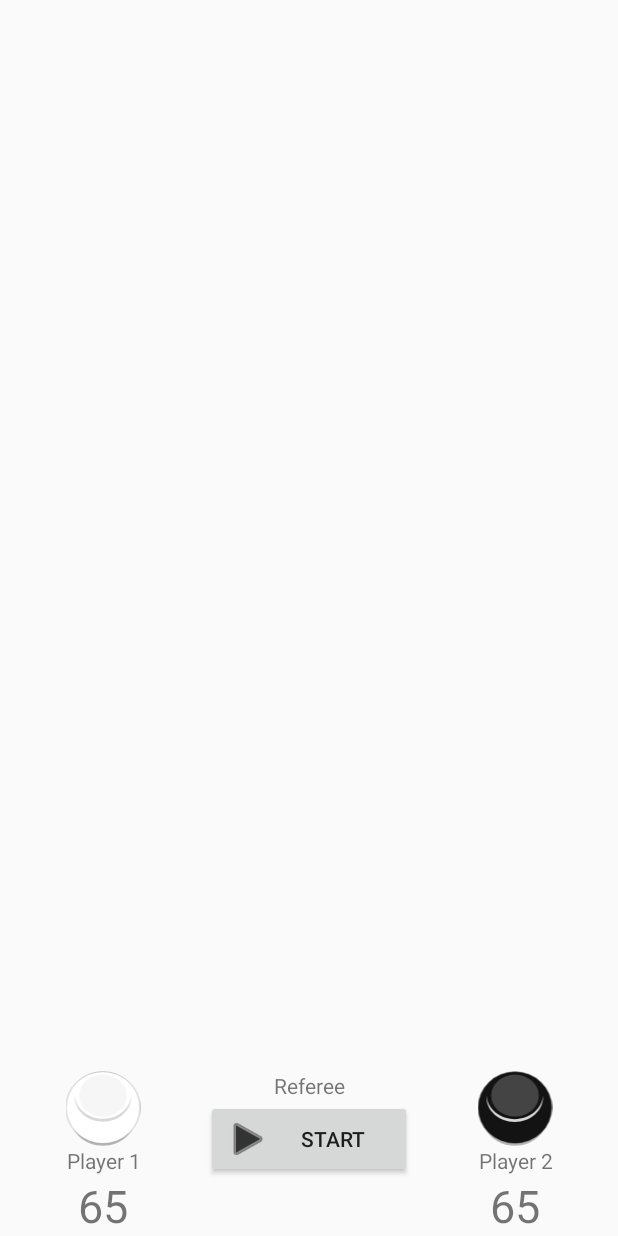
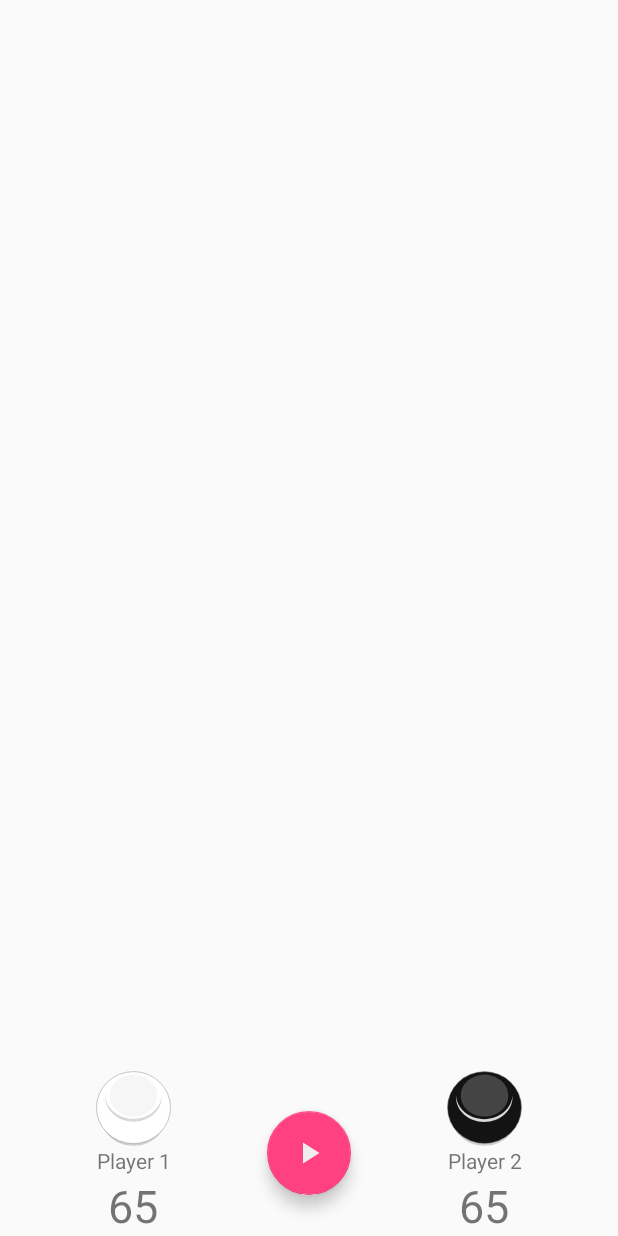
Before and after one commit to Entreco/reversi-wars, an Android app: the layout score_view.xml on its own in the app's theme, with its tools: preview values and no code run, on a phone screen of 412 x 824 dp. Run offline under Robolectric (Android 15) with nearby library versions, the phone set to English and light mode, and no system bars.

Commit message:
Ui Tweaks

```diff
--- a/Reversi/app/src/main/java/nl/entreco/reversi/model/GameCallback.java
+++ b/Reversi/app/src/main/java/nl/entreco/reversi/model/GameCallback.java
@@ -5,5 +5,7 @@ import android.support.annotation.NonNull;
 public interface GameCallback {
     void submitMove(@NonNull final Player player,@NonNull final Move move);
 
-    void currentPlayer(@NonNull final Player player);
+    void setCurrentPlayer(@NonNull final Player player);
+
+    void onMoveRejected(@NonNull final Player player);
 }
--- a/Reversi/app/src/main/java/nl/entreco/reversi/model/players/RandomPlayer.java
+++ b/Reversi/app/src/main/java/nl/entreco/reversi/model/players/RandomPlayer.java
@@ -25,6 +25,7 @@ public class RandomPlayer extends BasePlayer {
 
     @Override
     public void onMoveRejected(@NonNull final String board) {
+        super.onMoveRejected(board);
         getHandler().postDelayed(new Runnable() {
             @Override
             public void run() {
--- a/Reversi/app/src/main/java/nl/entreco/reversi/model/players/UserPlayer.java
+++ b/Reversi/app/src/main/java/nl/entreco/reversi/model/players/UserPlayer.java
@@ -18,6 +18,7 @@ public class UserPlayer extends BasePlayer {
 
     @Override
     public void onMoveRejected(@NonNull String board) {
+        super.onMoveRejected(board);
         // Let user Click again...
     }
 
--- /dev/null
+++ b/Reversi/app/src/main/res/drawable/ic_play.xml
@@ -0,0 +1,9 @@
+<vector xmlns:android="http://schemas.android.com/apk/res/android"
+        android:width="24dp"
+        android:height="24dp"
+        android:viewportWidth="24.0"
+        android:viewportHeight="24.0">
+    <path
+        android:fillColor="#FF000000"
+        android:pathData="M8,5v14l11,-7z"/>
+</vector>
--- /dev/null
+++ b/Reversi/app/src/main/res/drawable/ic_refresh.xml
@@ -0,0 +1,9 @@
+<vector xmlns:android="http://schemas.android.com/apk/res/android"
+        android:width="24dp"
+        android:height="24dp"
+        android:viewportWidth="24.0"
+        android:viewportHeight="24.0">
+    <path
+        android:fillColor="#FF000000"
+        android:pathData="M17.65,6.35C16.2,4.9 14.21,4 12,4c-4.42,0 -7.99,3.58 -7.99,8s3.57,8 7.99,8c3.73,0 6.84,-2.55 7.73,-6h-2.08c-0.82,2.33 -3.04,4 -5.65,4 -3.31,0 -6,-2.69 -6,-6s2.69,-6 6,-6c1.66,0 3.14,0.69 4.22,1.78L13,11h7V4l-2.35,2.35z"/>
+</vector>
--- a/Reversi/app/src/main/res/drawable/ic_stone_black.xml
+++ b/Reversi/app/src/main/res/drawable/ic_stone_black.xml
@@ -1,9 +1,8 @@
 <vector xmlns:android="http://schemas.android.com/apk/res/android" android:width="24dp"
         android:height="24dp" android:viewportHeight="125.0"
         android:viewportWidth="159.0">
-    <path android:fillColor="#B4B4B4"
-          android:pathData="M10.11,73C10.04,73.92 10,74.85 10,75.78C10,102.68 41,124.48 79.25,124.48C117.5,124.48 148.5,102.68 148.5,75.78C148.5,74.85 148.46,73.92 148.39,73C146.34,98.6 116.17,118.91 79.25,118.91C42.33,118.91 12.16,98.6 10.11,73Z"
-          android:strokeColor="#00000000" android:strokeWidth="1"/>
+    <path android:fillColor="#A0B4B4B4"
+          android:pathData="M10.11,73C10.04,73.92 10,74.85 10,75.78C10,102.68 41,124.48 79.25,124.48C117.5,124.48 148.5,102.68 148.5,75.78C148.5,74.85 148.46,73.92 148.39,73C146.34,98.6 116.17,118.91 79.25,118.91C42.33,118.91 12.16,98.6 10.11,73Z"/>
     <path android:fillColor="#131313"
           android:pathData="M1,61a78.5,60 0,1 0,157 0a78.5,60 0,1 0,-157 0z"
           android:strokeColor="#979797" android:strokeWidth="1"/>
--- a/Reversi/app/src/main/res/drawable/ic_stone_white.xml
+++ b/Reversi/app/src/main/res/drawable/ic_stone_white.xml
@@ -1,8 +1,7 @@
 <vector android:height="24dp" android:viewportHeight="125.0"
     android:viewportWidth="159.0" android:width="24dp" xmlns:android="http://schemas.android.com/apk/res/android">
-    <path android:fillColor="#B4B4B4"
-        android:pathData="M10.36,73C10.29,73.92 10.25,74.85 10.25,75.78C10.25,102.68 41.25,124.48 79.5,124.48C117.75,124.48 148.75,102.68 148.75,75.78C148.75,74.85 148.71,73.92 148.64,73C146.59,98.6 116.42,118.91 79.5,118.91C42.58,118.91 12.41,98.6 10.36,73Z"
-        android:strokeColor="#00000000" android:strokeWidth="1"/>
+    <path android:fillColor="#A0B4B4B4"
+        android:pathData="M10.36,73C10.29,73.92 10.25,74.85 10.25,75.78C10.25,102.68 41.25,124.48 79.5,124.48C117.75,124.48 148.75,102.68 148.75,75.78C148.75,74.85 148.71,73.92 148.64,73C146.59,98.6 116.42,118.91 79.5,118.91C42.58,118.91 12.41,98.6 10.36,73Z"/>
     <path android:fillColor="#FFFFFF"
         android:pathData="M1,61a78.5,60 0,1 0,157 0a78.5,60 0,1 0,-157 0z"
         android:strokeColor="#979797" android:strokeWidth="1"/>
--- a/Reversi/app/src/main/res/layout/item_stone.xml
+++ b/Reversi/app/src/main/res/layout/item_stone.xml
@@ -12,6 +12,7 @@
         android:scaleType="fitCenter"
         app:stone="@{stone}"
         android:background="@drawable/stone_background"
+        android:foreground="?android:attr/selectableItemBackground"
         android:padding="2dp"
         android:layout_marginEnd="1dp"
         android:layout_marginBottom="1dp"
--- a/Reversi/app/src/main/res/layout/score_view.xml
+++ b/Reversi/app/src/main/res/layout/score_view.xml
@@ -19,6 +19,7 @@
             <ImageView
                 android:layout_width="match_parent" android:layout_height="50dp"
                 android:src="@drawable/ic_stone_white" app:current="@{game.current}"
+                app:rejectAnimation="@{game.rejected}"
                 app:player="@{game.player1.stoneColor}"/>
             <TextView
                 android:layout_width="match_parent" android:layout_height="wrap_content"
@@ -27,27 +28,26 @@
             <TextView
                 android:layout_width="match_parent" android:layout_height="wrap_content"
                 android:gravity="center"
+                android:textSize="30sp"
                 app:score="@{game.score1}"
-                android:textSize="30sp"
                 tools:text="65"/>
         </LinearLayout>
 
-        <LinearLayout android:layout_width="0dp" android:layout_height="wrap_content"
-                      android:layout_weight="1" android:orientation="vertical">
-            <TextView android:layout_width="match_parent" android:layout_height="wrap_content"
-                      android:gravity="center" android:text="Referee"/>
-            <Button android:layout_width="match_parent" android:layout_height="wrap_content"
-                    android:drawableStart="@{game.inProgress ? @android:drawable/ic_media_pause : @android:drawable/ic_media_play}"
-                    android:drawableTint="#333"
-                    android:onClick="@{() -> game.startGame()}"
-                    android:text="@{game.inProgress ? @string/pause : @string/start}"
-                    tools:drawableLeft="@android:drawable/ic_media_play"
-                    tools:text="@string/start"/>
-        </LinearLayout>
+
+            <android.support.design.widget.FloatingActionButton
+                android:layout_gravity="center"
+                android:layout_width="wrap_content" android:layout_height="wrap_content"
+                android:onClick="@{() -> game.startGame()}"
+                tools:src="@drawable/ic_play"
+                android:tint="@color/stone_normal"
+                android:src="@{game.inProgress ? @drawable/ic_refresh : @drawable/ic_play}"
+                app:fabSize="normal"
+                tools:text="@string/start"/>
         <LinearLayout android:layout_width="0dp" android:layout_height="wrap_content"
                       android:layout_weight="1" android:orientation="vertical">
             <ImageView android:layout_width="match_parent" android:layout_height="50dp"
                        android:src="@drawable/ic_stone_black" app:current="@{game.current}"
+                       app:rejectAnimation="@{game.rejected}"
                        app:player="@{game.player2.stoneColor}"/>
             <TextView android:layout_width="match_parent" android:layout_height="wrap_content"
                       android:gravity="center"
@@ -55,8 +55,8 @@
             <TextView
                 android:layout_width="match_parent" android:layout_height="wrap_content"
                 android:gravity="center"
+                android:textSize="30sp"
                 app:score="@{game.score2}"
-                android:textSize="30sp"
                 tools:text="65"/>
         </LinearLayout>
     </LinearLayout>
```
Also changed, not shown: Reversi/app/src/main/java/nl/entreco/reversi/AnimationUtils.java (added, +54 -0 lines), Reversi/app/src/main/java/nl/entreco/reversi/game/Game.java (+17 -9 lines), Reversi/app/src/main/java/nl/entreco/reversi/model/players/BasePlayer.java (+16 -3 lines), Reversi/app/src/main/res/animator/stone_animator.xml (+6 -6 lines), 2 other files.
